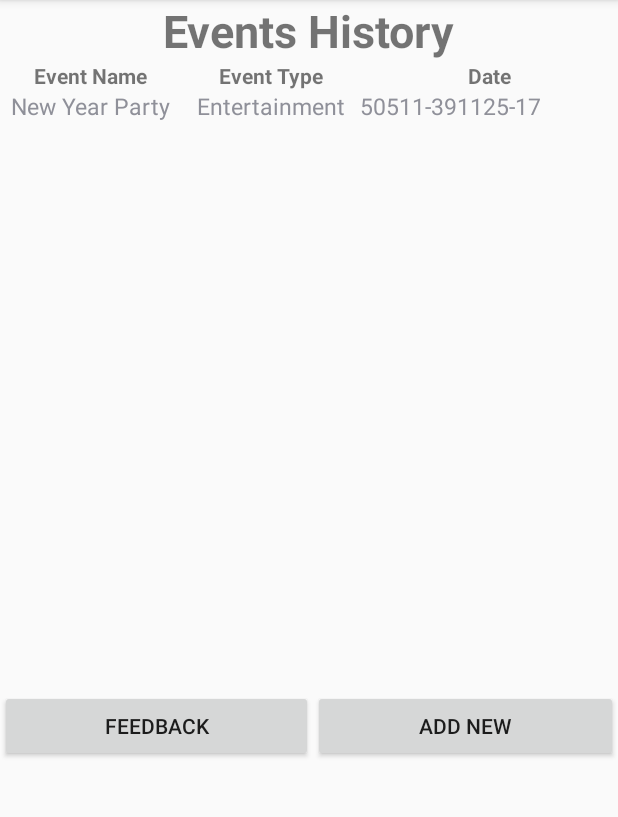
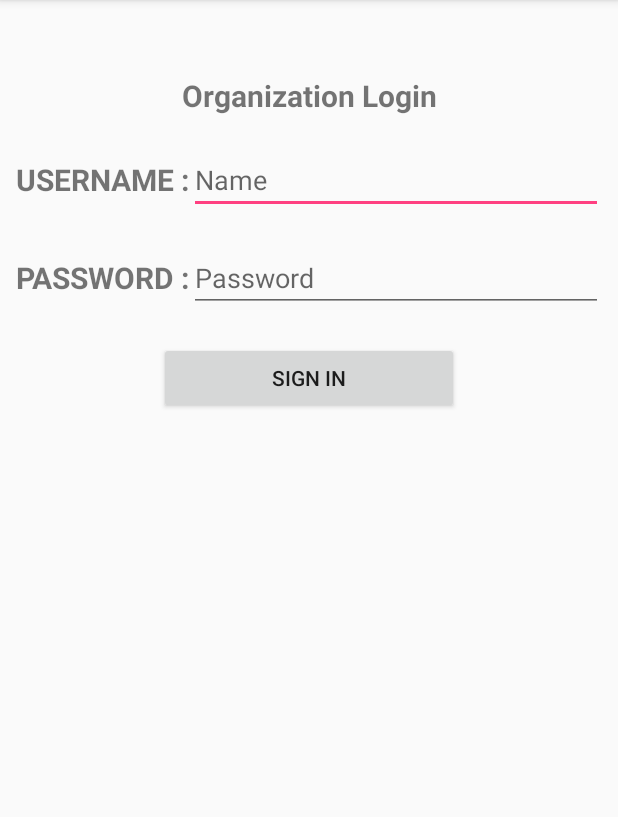
Before and after one commit to KavitaBaradur/Student_Event_Registration, an Android app: the screen it shows after launch (OrganizerActivity before the commit, OrganizerLoginActivity after it), after a tap on "ORGANIZER", on a phone screen of 412 x 824 dp, the part 84-901 px from its top. Run offline under Robolectric (Android 15) with nearby library versions, the phone set to English and light mode, and no system bars; 1 statement that could not run was skipped.

Commit message:
add organizer login page and link logic between activities

```diff
--- a/app/src/main/AndroidManifest.xml
+++ b/app/src/main/AndroidManifest.xml
@@ -22,6 +22,7 @@
         <activity android:name=".OrganizerAddEventActivity" />
         <activity android:name=".OrganizerFeedbackActivity" />
         <activity android:name=".OrganizerAddSponsorActivity"/>
+        <activity android:name=".OrganizerLoginActivity" />
     </application>
 
 </manifest>
--- a/app/src/main/java/com/team2_wpi/android/student_event_registration/OrganizerActivity.java
+++ b/app/src/main/java/com/team2_wpi/android/student_event_registration/OrganizerActivity.java
@@ -28,6 +28,8 @@ public class OrganizerActivity extends AppCompatActivity implements View.OnClick
     @Override
     protected void onCreate(@Nullable Bundle savedInstanceState) {
         super.onCreate(savedInstanceState);
+        // get org id
+        org_id = getIntent().getStringExtra("Org ID");
         // link view
         setContentView(R.layout.organizer_welcome);
         // find elements
@@ -44,7 +46,7 @@ public class OrganizerActivity extends AppCompatActivity implements View.OnClick
     private void visualHistory() {
         // init args
         String init_args[] = new String[1];
-        init_args[0] = "101";
+        init_args[0] = org_id;
         // execute the sql
         Cursor cursor = DBOperator.getInstance().execQuery(SQLCommand.ORG_EVENT_HIS, init_args);
         // bind the data to list
@@ -64,11 +66,13 @@ public class OrganizerActivity extends AppCompatActivity implements View.OnClick
         if (id == R.id.org_welcome_feedback) {
             // go feedback page
             Intent intent = new Intent(this, OrganizerFeedbackActivity.class);
+            intent.putExtra("Org ID", org_id);
             this.startActivity(intent);
         }
         else if (id == R.id.org_welcome_add) {
             // go add new event page
             Intent intent = new Intent(this,OrganizerAddEventActivity.class);
+            intent.putExtra("Org ID", org_id);
             this.startActivity(intent);
         }
     }
--- a/app/src/main/java/com/team2_wpi/android/student_event_registration/OrganizerAddEventActivity.java
+++ b/app/src/main/java/com/team2_wpi/android/student_event_registration/OrganizerAddEventActivity.java
@@ -35,6 +35,8 @@ public class OrganizerAddEventActivity extends AppCompatActivity implements View
     @Override
     protected void onCreate(@Nullable Bundle savedInstanceState) {
         super.onCreate(savedInstanceState);
+        // get org id
+        org_id = getIntent().getStringExtra("Org ID");
         // link view
         setContentView(R.layout.organizer_add_event);
         // find elements
@@ -99,6 +101,7 @@ public class OrganizerAddEventActivity extends AppCompatActivity implements View
             DBOperator.getInstance().execSQL(SQLCommand.ORG_INS_RESERVE, init_args);
             // go back to org main
             Intent intent = new Intent(this, OrganizerActivity.class);
+            intent.putExtra("Org ID", org_id);
             this.startActivity(intent);
         }
         else if (id == R.id.org_add_event_funding) {
@@ -127,6 +130,8 @@ public class OrganizerAddEventActivity extends AppCompatActivity implements View
             DBOperator.getInstance().execSQL(SQLCommand.ORG_INS_RESERVE, init_args);
             // go add funding
             Intent intent = new Intent(this, OrganizerAddSponsorActivity.class);
+            intent.putExtra("Org ID", org_id);
+            intent.putExtra("Event ID", event_id);
             this.startActivity(intent);
         }
     }
--- a/app/src/main/java/com/team2_wpi/android/student_event_registration/OrganizerAddSponsorActivity.java
+++ b/app/src/main/java/com/team2_wpi/android/student_event_registration/OrganizerAddSponsorActivity.java
@@ -22,6 +22,7 @@ import com.team2_wpi.android.student_event_registration.util.DBOperator;
 public class OrganizerAddSponsorActivity extends AppCompatActivity implements View.OnClickListener {
     private String event_id;
     private String sponsor_id;
+    private String org_id;
     private ListView listView;
     private EditText funding;
     private Button submit;
@@ -29,6 +30,10 @@ public class OrganizerAddSponsorActivity extends AppCompatActivity implements Vi
     @Override
     protected void onCreate(@Nullable Bundle savedInstanceState) {
         super.onCreate(savedInstanceState);
+        // get org id
+        org_id = getIntent().getStringExtra("Org ID");
+        // get event id
+        event_id = getIntent().getStringExtra("Event ID");
         // link view
         setContentView(R.layout.organizer_add_sponsor);
         // find elements
@@ -70,6 +75,7 @@ public class OrganizerAddSponsorActivity extends AppCompatActivity implements Vi
             DBOperator.getInstance().execSQL(SQLCommand.ORG_INS_EVENT_DETAIL, init_args);
             // go back to org main
             Intent intent = new Intent(this, OrganizerActivity.class);
+            intent.putExtra("Org ID", org_id);
             this.startActivity(intent);
         }
     }
--- a/app/src/main/java/com/team2_wpi/android/student_event_registration/OrganizerFeedbackActivity.java
+++ b/app/src/main/java/com/team2_wpi/android/student_event_registration/OrganizerFeedbackActivity.java
@@ -25,6 +25,8 @@ public class OrganizerFeedbackActivity extends AppCompatActivity implements View
     @Override
     protected void onCreate(@Nullable Bundle savedInstanceState) {
         super.onCreate(savedInstanceState);
+        // get org id
+        org_id = getIntent().getStringExtra("Org ID");
         // link view
         setContentView(R.layout.organizer_feedback);
         // find elements
@@ -58,6 +60,7 @@ public class OrganizerFeedbackActivity extends AppCompatActivity implements View
         // assign actions
         if (id == R.id.org_feedback_back) {
             Intent intent = new Intent(this, OrganizerActivity.class);
+            intent.putExtra("Org ID", org_id);
             this.startActivity(intent);
         }
     }
--- /dev/null
+++ b/app/src/main/java/com/team2_wpi/android/student_event_registration/OrganizerLoginActivity.java
@@ -0,0 +1,62 @@
+package com.team2_wpi.android.student_event_registration;
+
+import android.content.Intent;
+import android.database.Cursor;
+import android.os.Bundle;
+import android.support.v7.app.AppCompatActivity;
+import android.util.Log;
+import android.view.View;
+import android.widget.Button;
+import android.widget.EditText;
+import android.widget.Toast;
+
+import com.team2_wpi.android.student_event_registration.data.SQLCommand;
+import com.team2_wpi.android.student_event_registration.util.DBOperator;
+
+/**
+ * Created by sylor on 4/13/17.
+ */
+
+public class OrganizerLoginActivity extends AppCompatActivity implements View.OnClickListener {
+
+    EditText org_name, org_pass;
+    Button signin;
+
+    @Override
+    protected void onCreate(Bundle savedInstanceState) {
+
+        super.onCreate(savedInstanceState);
+        setContentView(R.layout.organizer_login);
+        org_name = (EditText)this.findViewById(R.id.org_login_name);
+        org_pass = (EditText)this.findViewById(R.id.org_login_pwd);
+        signin = (Button)this.findViewById(R.id.org_login_submit);
+        signin.setOnClickListener(this);
+    }
+
+    @Override
+    public void onClick(View v) {
+
+        Cursor cursor = DBOperator.getInstance().execQuery(SQLCommand.ORG_LOGIN, new String[]{org_name.getText().toString()});
+        cursor.moveToFirst();
+
+        if (cursor.getCount() <= 0)
+        {
+            String data1 = "no such name";
+            Log.i(data1, "WRONG NAME");
+            Toast.makeText(getApplicationContext(), "WRONG USERNAME", Toast.LENGTH_SHORT).show();
+        }
+        else {
+            String db_password = cursor.getString(0);
+            Log.d(db_password, "PASSWORD");
+            // do what ever you want here
+            if (db_password.equals(org_pass.getText().toString())) {
+                Intent intent = new Intent(this, OrganizerActivity.class);
+                intent.putExtra("Org ID", cursor.getString(1));
+                this.startActivity(intent);
+            }
+            else {
+                Toast.makeText(getApplicationContext(), "WRONG PASSWORD", Toast.LENGTH_SHORT).show();
+            }
+        }
+    }
+}
--- a/app/src/main/java/com/team2_wpi/android/student_event_registration/WelcomeActivity.java
+++ b/app/src/main/java/com/team2_wpi/android/student_event_registration/WelcomeActivity.java
@@ -37,7 +37,7 @@ public class WelcomeActivity extends AppCompatActivity implements OnClickListene
             this.startActivity(intent);
 
         }else if (id == R.id.organizer_btn){
-            Intent intent = new Intent(this, OrganizerActivity.class);
+            Intent intent = new Intent(this, OrganizerLoginActivity.class);
             this.startActivity(intent);
         }
     }
--- a/app/src/main/java/com/team2_wpi/android/student_event_registration/data/SQLCommand.java
+++ b/app/src/main/java/com/team2_wpi/android/student_event_registration/data/SQLCommand.java
@@ -9,6 +9,11 @@ public abstract class SQLCommand {
     public static String QUERY_1 = "select STD_PASSWORD from STUDENT where STD_NAME=?";
 
     public static String QUERY_2 = "select * from Event";
+
+    // org login
+    public static String ORG_LOGIN = "select Org_Password, Org_ID " +
+                                     "from Organizer " +
+                                     "where Org_Name = ?";
 
     // init org event history
     public static String ORG_EVENT_HIS = "select E.Event_ID as _id, E.Event_Name as name, E.Event_Type as type, R.EventDate as date " +
--- /dev/null
+++ b/app/src/main/res/layout/organizer_login.xml
@@ -0,0 +1,72 @@
+<?xml version="1.0" encoding="utf-8"?>
+<LinearLayout xmlns:android="http://schemas.android.com/apk/res/android"
+    android:orientation="vertical" android:layout_width="match_parent"
+    android:layout_height="match_parent">
+
+    <TextView
+        android:layout_width="match_parent"
+        android:layout_height="wrap_content"
+        android:text="Organization Login"
+        android:textStyle="bold"
+        android:textSize="20dp"
+        android:gravity="center"
+        android:layout_marginTop="50dp"
+        android:layout_marginBottom="20dp"/>
+
+    <LinearLayout
+        android:layout_width="match_parent"
+        android:layout_height="wrap_content"
+        android:orientation="horizontal"
+        android:paddingLeft="10dp"
+        android:paddingRight="10dp"
+        android:layout_marginBottom="20dp">
+
+        <TextView
+            android:layout_width="wrap_content"
+            android:layout_height="match_parent"
+            android:text="USERNAME :"
+            android:textStyle="bold"
+            android:textSize="20dp"
+            android:gravity="center"/>
+
+        <EditText
+            android:id="@+id/org_login_name"
+            android:layout_width="match_parent"
+            android:layout_height="wrap_content"
+            android:hint="Name">
+        </EditText>
+    </LinearLayout>
+
+    <LinearLayout
+        android:layout_width="match_parent"
+        android:layout_height="wrap_content"
+        android:orientation="horizontal"
+        android:paddingLeft="10dp"
+        android:paddingRight="10dp"
+        android:layout_marginBottom="20dp">
+        <TextView
+            android:layout_width="wrap_content"
+            android:layout_height="match_parent"
+            android:text="PASSWORD :"
+            android:textStyle="bold"
+            android:textSize="20dp"
+            android:gravity="center"/>
+        <EditText
+            android:id="@+id/org_login_pwd"
+            android:layout_width="match_parent"
+            android:layout_height="wrap_content"
+            android:inputType="textPassword"
+            android:hint="Password" />
+
+    </LinearLayout>
+
+    <Button
+        android:id="@+id/org_login_submit"
+        android:layout_width="200dp"
+        android:layout_height="wrap_content"
+        android:text="Sign In"
+        android:textAllCaps="true"
+        android:gravity="center"
+        android:layout_gravity="center"/>
+
+</LinearLayout>
```
